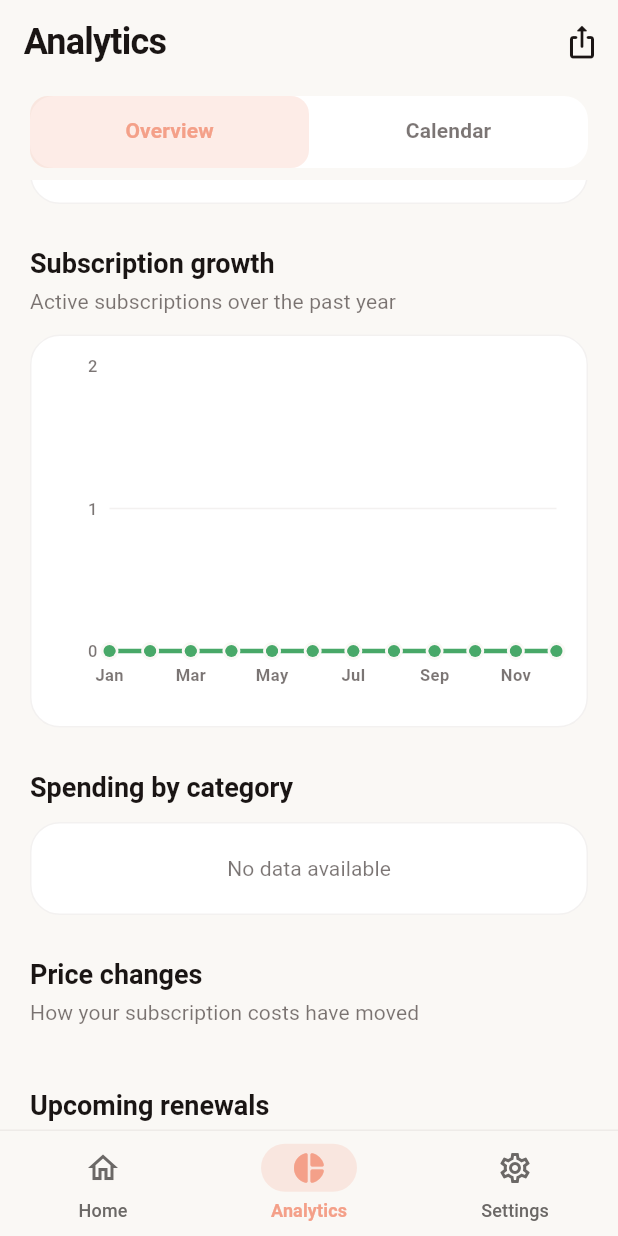
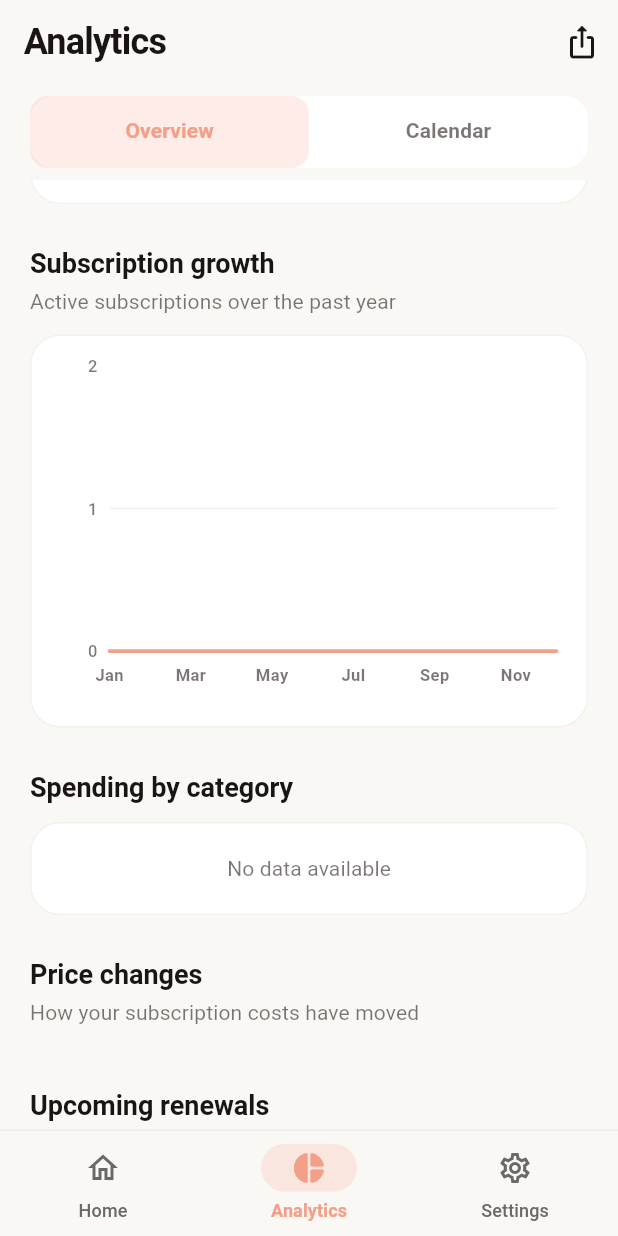
Before and after one commit to shelkesumedh2001/recurly, a Flutter app: the screen it shows after launch, item 2 of the bottom bar chosen, scrolled down 576 dp, on a phone screen of 412 x 824 dp. Run offline on Flutter 3.47's test engine with Material 3 defaults, Android fonts, the phone set to English and light mode, and no system bars; drawn by our look-alikes of fl_chart; our stand-ins replace clock, cloud_firestore, csv, file_picker, firebase_auth, firebase_core and 12 more; missing offline and left inert: flutter_displaymode, home_widget; accounts and stored records are empty; generated files the repository leaves out were written again; network calls fail.

Commit message:
Analytics: chart aesthetic pass (bklit/shadcn look)
Restyle the fl_chart analytics widgets to a restrained, single-system look:

- Tooltips (spend bars, count line): dark pill + white text -> surface
  card via getTooltipColor + thin tooltipBorder (outline@0.2); muted month
  label, bold tabular value. Theme-aware in light and dark.
- Spend bars: rounding 10->6px, width 20->16, drop the grey background
  track; keep the single-hue primary gradient.
- Count line: success green -> colorScheme.primary (unifies the two
  time-series charts under one accent hue), barWidth 3->2.5, area gradient
  fades fully to transparent (0.22->0), persistent per-point dots hidden
  (touch indicator still shows one on hover).
- Pie: sectionsSpace 3->2 (2px gap).
- Budget gauge: hardcoded amber -> AppTokens.warning (was ignoring the
  preset palette on Ocean/Forest); tabular figures on percent + totals.
- Renewal-forecast timeline: tabular figures on the day total.

analyze 0; 152/152 tests.

```diff
--- a/lib/widgets/analytics/budget_gauge.dart
+++ b/lib/widgets/analytics/budget_gauge.dart
@@ -71,7 +71,7 @@ class _BudgetGaugeState extends ConsumerState<BudgetGauge>
       case BudgetStatus.safe:
         gaugeColor = AppTokens.of(context).success;
       case BudgetStatus.warning:
-        gaugeColor = const Color(0xFFFFB366); // amber
+        gaugeColor = AppTokens.of(context).warning;
       case BudgetStatus.exceeded:
         gaugeColor = AppTokens.of(context).danger;
       case BudgetStatus.noBudget:
@@ -121,6 +121,7 @@ class _BudgetGaugeState extends ConsumerState<BudgetGauge>
                             style: theme.textTheme.headlineMedium?.copyWith(
                               fontWeight: FontWeight.bold,
                               color: gaugeColor,
+                              fontFeatures: kTabularFigures,
                             ),
                           ),
                         ),
@@ -132,6 +133,7 @@ class _BudgetGaugeState extends ConsumerState<BudgetGauge>
                     '${currencyService.formatAmount(totalSpend, displayCurrency)} / ${currencyService.formatAmount(budget, displayCurrency)}',
                     style: theme.textTheme.titleMedium?.copyWith(
                       fontWeight: FontWeight.w600,
+                      fontFeatures: kTabularFigures,
                     ),
                   ),
                   const SizedBox(height: 4),
--- a/lib/widgets/analytics/category_pie_chart.dart
+++ b/lib/widgets/analytics/category_pie_chart.dart
@@ -132,7 +132,7 @@ class _CategoryPieChartState extends ConsumerState<CategoryPieChart>
                           },
                         ),
                         borderData: FlBorderData(show: false),
-                        sectionsSpace: 3,
+                        sectionsSpace: 2,
                         centerSpaceRadius: 65,
                         startDegreeOffset: -90,
                         sections: _showingSections(
--- a/lib/widgets/analytics/renewal_forecast_timeline.dart
+++ b/lib/widgets/analytics/renewal_forecast_timeline.dart
@@ -213,6 +213,7 @@ class _RenewalForecastTimelineState
             style: theme.textTheme.labelMedium?.copyWith(
               fontWeight: FontWeight.bold,
               color: AppTokens.of(context).danger,
+              fontFeatures: kTabularFigures,
             ),
           ),
         ],
--- a/lib/widgets/analytics/subscription_count_chart.dart
+++ b/lib/widgets/analytics/subscription_count_chart.dart
@@ -68,9 +68,13 @@ class _SubscriptionCountChartState extends ConsumerState<SubscriptionCountChart>
               maxY: maxY,
               lineTouchData: LineTouchData(
                 touchTooltipData: LineTouchTooltipData(
-                  tooltipRoundedRadius: 8,
+                  tooltipBorderRadius: BorderRadius.circular(10),
                   tooltipPadding: const EdgeInsets.symmetric(horizontal: 12, vertical: 8),
                   tooltipMargin: 8,
+                  getTooltipColor: (_) => theme.colorScheme.surfaceContainerHighest,
+                  tooltipBorder: BorderSide(
+                    color: theme.colorScheme.outline.withValues(alpha: 0.2),
+                  ),
                   getTooltipItems: (touchedSpots) {
                     return touchedSpots.map((spot) {
                       final data = countData[spot.x.toInt()];
@@ -79,18 +83,17 @@ class _SubscriptionCountChartState extends ConsumerState<SubscriptionCountChart>
                       );
                       return LineTooltipItem(
                         '$monthName\n',
-                        const TextStyle(
-                          color: Colors.white,
-                          fontWeight: FontWeight.bold,
-                          fontSize: 12,
+                        theme.textTheme.labelMedium!.copyWith(
+                          color: theme.colorScheme.onSurface.withValues(alpha: 0.6),
+                          fontWeight: FontWeight.w600,
                         ),
                         children: [
                           TextSpan(
                             text: '${data.count} subs',
-                            style: const TextStyle(
-                              color: Colors.white,
-                              fontSize: 14,
-                              fontWeight: FontWeight.w500,
+                            style: theme.textTheme.titleSmall!.copyWith(
+                              color: theme.colorScheme.onSurface,
+                              fontWeight: FontWeight.w700,
+                              fontFeatures: kTabularFigures,
                             ),
                           ),
                         ],
@@ -176,26 +179,16 @@ class _SubscriptionCountChartState extends ConsumerState<SubscriptionCountChart>
                   }).toList(),
                   isCurved: true,
                   curveSmoothness: 0.3,
-                  color: AppTokens.of(context).success,
-                  barWidth: 3,
+                  color: theme.colorScheme.primary,
+                  barWidth: 2.5,
                   isStrokeCapRound: true,
-                  dotData: FlDotData(
-                    show: true,
-                    getDotPainter: (spot, percent, barData, index) {
-                      return FlDotCirclePainter(
-                        radius: 4,
-                        color: AppTokens.of(context).success,
-                        strokeWidth: 2,
-                        strokeColor: theme.colorScheme.surface,
-                      );
-                    },
-                  ),
+                  dotData: const FlDotData(show: false),
                   belowBarData: BarAreaData(
                     show: true,
                     gradient: LinearGradient(
                       colors: [
-                        AppTokens.of(context).success.withValues(alpha: 0.3),
-                        AppTokens.of(context).success.withValues(alpha: 0.05),
+                        theme.colorScheme.primary.withValues(alpha: 0.22),
+                        theme.colorScheme.primary.withValues(alpha: 0),
                       ],
                       begin: Alignment.topCenter,
                       end: Alignment.bottomCenter,
```
Also changed, not shown: lib/widgets/analytics/spending_trend_chart.dart (+16 -17 lines).
